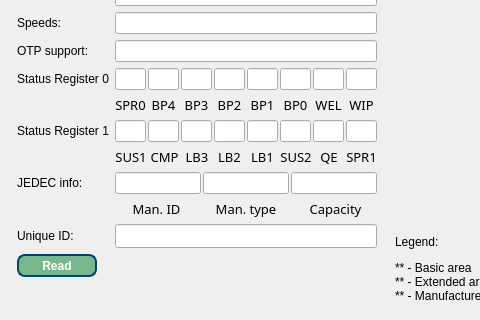
Above: IMSProg_programmer/dialogsfdp.ui from bigbigmdm/IMSProg before the change; both pictures show x 0 to 480 and y 145 to 465 of the 874 by 465 pixel window. Below: the same form after it.
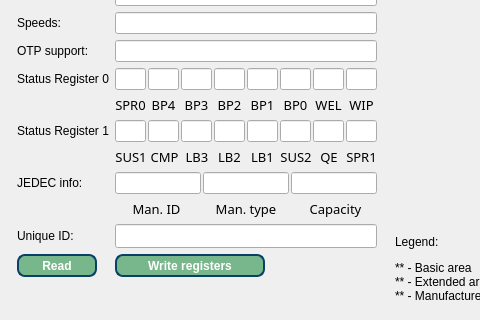
That is the form after the change. Icons and pictures are not drawn.

What changed in the file:
```diff
--- a/IMSProg_programmer/dialogsfdp.ui
+++ b/IMSProg_programmer/dialogsfdp.ui
@@ -26,6 +26,9 @@
      <property name="sizeConstraint">
       <enum>QLayout::SetMinimumSize</enum>
      </property>
+     <property name="formAlignment">
+      <set>Qt::AlignLeading|Qt::AlignLeft|Qt::AlignTop</set>
+     </property>
      <property name="leftMargin">
       <number>6</number>
      </property>
@@ -1399,6 +1402,34 @@
        </property>
       </widget>
      </item>
+     <item row="14" column="1">
+      <widget class="QPushButton" name="pushButton_3">
+       <property name="minimumSize">
+        <size>
+         <width>150</width>
+         <height>23</height>
+        </size>
+       </property>
+       <property name="maximumSize">
+        <size>
+         <width>150</width>
+         <height>23</height>
+        </size>
+       </property>
+       <property name="styleSheet">
+        <string notr="true">QPushButton{
+color: rgb(255, 255, 255);
+background-color: rgb(120, 183, 140);
+border-radius: 20px;
+border: 2px solid #094065;border-radius:8px;font-weight:600;
+}
+QPushButton::pressed{background-color: rgb(115, 210, 22);}</string>
+       </property>
+       <property name="text">
+        <string>Write registers</string>
+       </property>
+      </widget>
+     </item>
     </layout>
    </item>
    <item>
```
